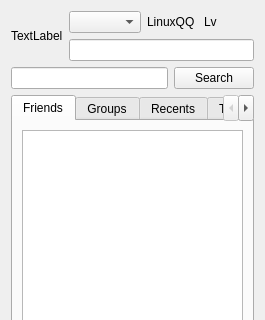
This is qqmainpanel.ui in zhanlangsir/Qtqq as Qt 5 draws it before an edit; both pictures show x 0 to 265 and y 0 to 320 of the 265 by 528 pixel window. The edited form follows.
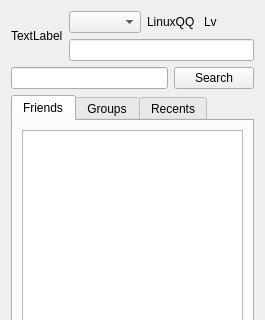
This is the edited form. Icons and pictures are not drawn.

The edit to the form file:
```diff
--- a/qqmainpanel.ui
+++ b/qqmainpanel.ui
@@ -115,9 +115,24 @@
      <property name="styleSheet">
       <string notr="true"/>
      </property>
+     <property name="tabPosition">
+      <enum>QTabWidget::North</enum>
+     </property>
+     <property name="tabShape">
+      <enum>QTabWidget::Rounded</enum>
+     </property>
      <property name="currentIndex">
       <number>0</number>
      </property>
+     <property name="usesScrollButtons">
+      <bool>false</bool>
+     </property>
+     <property name="documentMode">
+      <bool>false</bool>
+     </property>
+     <property name="movable">
+      <bool>true</bool>
+     </property>
      <widget class="QWidget" name="friends">
       <attribute name="title">
        <string>Friends</string>
@@ -152,11 +167,6 @@
        </item>
       </layout>
      </widget>
-     <widget class="QWidget" name="terms">
-      <attribute name="title">
-       <string>Terms</string>
-      </attribute>
-     </widget>
     </widget>
    </item>
    <item>
```
